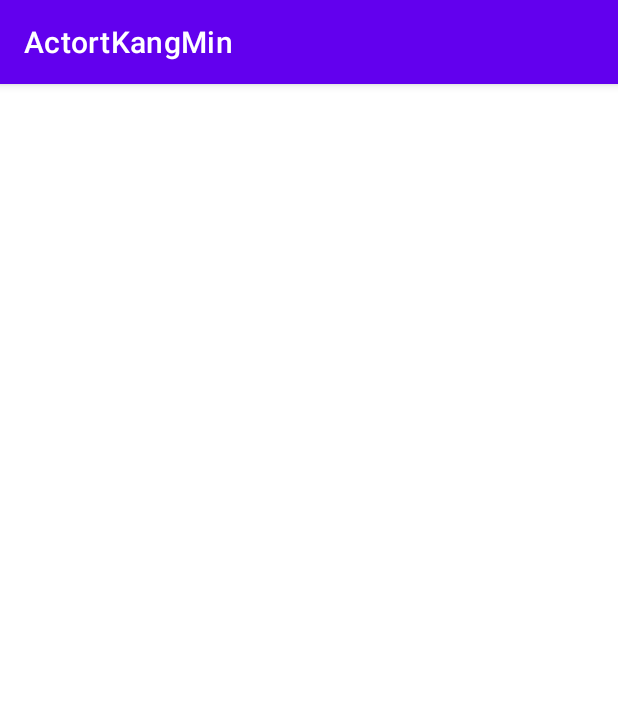
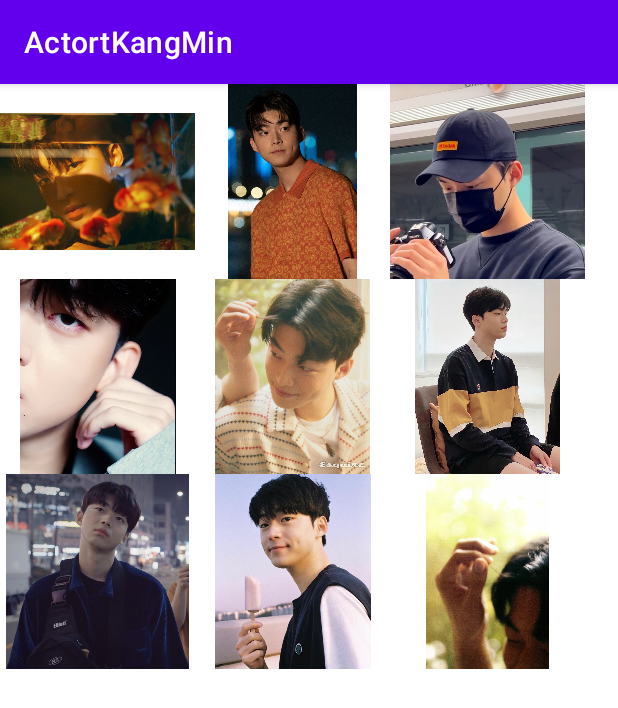
Before and after one commit to JISOO2206/ActortKangMin, an Android app: the screen it shows after launch (MainActivity), on a phone screen of 412 x 824 dp. Shown: the top 708 px of the screen. Run offline under Robolectric (Android 15) with nearby library versions, the phone set to English and light mode, and no system bars.

Commit message:
사진 레이아웃 수정, 사진 클릭시 텍스트 표출 이벤트 생성

```diff
--- a/app/src/main/java/kr/co/actortkangmin/MainActivity.kt
+++ b/app/src/main/java/kr/co/actortkangmin/MainActivity.kt
@@ -2,10 +2,29 @@ package kr.co.actortkangmin
 
 import androidx.appcompat.app.AppCompatActivity
 import android.os.Bundle
+import android.widget.ImageView
+import android.widget.Toast
+import android.widget.Toast.*
+
 
 class MainActivity : AppCompatActivity() {
     override fun onCreate(savedInstanceState: Bundle?) {
+
         super.onCreate(savedInstanceState)
         setContentView(R.layout.activity_main)
+
+        // 궁금한 점
+        // 만약 데이터로 가져오는 사진의 경우 어떻게 동적으로 이벤트가 되도록 하는가
+
+        // 1. 화면이 클릭되었다는 것을 알아야 함.
+        val photo1 = findViewById<ImageView>(R.id.photo_1)
+
+        // 사진이 클릭되면 어떻게 동작할 것인가
+        photo1.setOnClickListener {
+            Toast.makeText(this, "1번 사진 클릭", Toast.LENGTH_LONG).show()
+        }
+        // 2. 화면이 클릭되면 다음 화면으로 넘어가서 사진을 크게 보여줌.
+
+        // 3.
     }
 }
--- a/app/src/main/res/layout/activity_main.xml
+++ b/app/src/main/res/layout/activity_main.xml
@@ -1,11 +1,81 @@
 <?xml version="1.0" encoding="utf-8"?>
-<androidx.constraintlayout.widget.ConstraintLayout xmlns:android="http://schemas.android.com/apk/res/android"
+<LinearLayout xmlns:android="http://schemas.android.com/apk/res/android"
     xmlns:app="http://schemas.android.com/apk/res-auto"
     xmlns:tools="http://schemas.android.com/tools"
     android:layout_width="match_parent"
     android:layout_height="match_parent"
-    tools:context=".MainActivity">
+    tools:context=".MainActivity"
+    android:orientation="vertical">
+
+    <LinearLayout
+        android:layout_width="match_parent"
+        android:layout_height="130dp">
+
+        <ImageView
+            android:id="@+id/photo_1"
+            android:layout_width="130dp"
+            android:layout_height="130dp"
+            android:src="@drawable/kimkangmin1" />
+
+        <ImageView
+            android:id="@+id/photo_2"
+            android:layout_width="130dp"
+            android:layout_height="130dp"
+            android:src="@drawable/kimkangmin2" />
+
+        <ImageView
+            android:id="@+id/photo_3"
+            android:layout_width="130dp"
+            android:layout_height="130dp"
+            android:src="@drawable/kimkangmin3" />
+    </LinearLayout>
+
+    <LinearLayout
+        android:layout_width="match_parent"
+        android:layout_height="130dp">
+
+        <ImageView
+            android:id="@+id/photo_4"
+            android:layout_width="130dp"
+            android:layout_height="130dp"
+            android:src="@drawable/kimkangmin4" />
+
+        <ImageView
+            android:id="@+id/photo_5"
+            android:layout_width="130dp"
+            android:layout_height="130dp"
+            android:src="@drawable/kimkangmin5" />
+
+        <ImageView
+            android:id="@+id/photo_6"
+            android:layout_width="130dp"
+            android:layout_height="130dp"
+            android:src="@drawable/kimkangmin6" />
+
+    </LinearLayout>
+
+    <LinearLayout
+        android:layout_width="match_parent"
+        android:layout_height="130dp">
+
+        <ImageView
+            android:id="@+id/photo_7"
+            android:layout_width="130dp"
+            android:layout_height="130dp"
+            android:src="@drawable/kimkangmin7" />
+
+        <ImageView
+            android:id="@+id/photo_8"
+            android:layout_width="130dp"
+            android:layout_height="130dp"
+            android:src="@drawable/kimkangmin8" />
+
+        <ImageView
+            android:id="@+id/photo_9"
+            android:layout_width="130dp"
+            android:layout_height="130dp"
+            android:src="@drawable/kimkangmin9" />
+    </LinearLayout>
 
 
-
-</androidx.constraintlayout.widget.ConstraintLayout>
+</LinearLayout>
```
